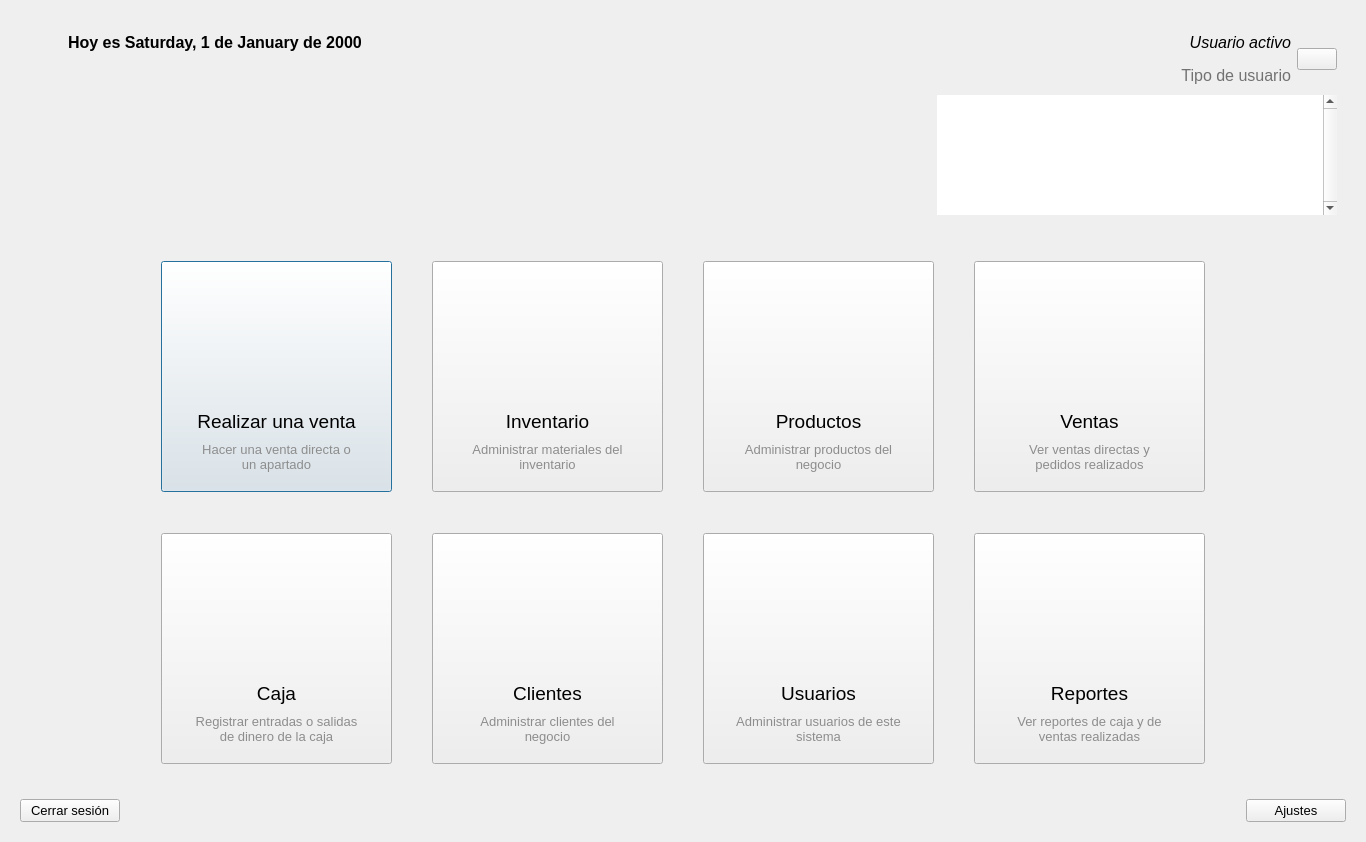
The window that designer/Ui_Home.ui (ivanperez-7/printpos) describes before a commit, drawn with Qt 5.
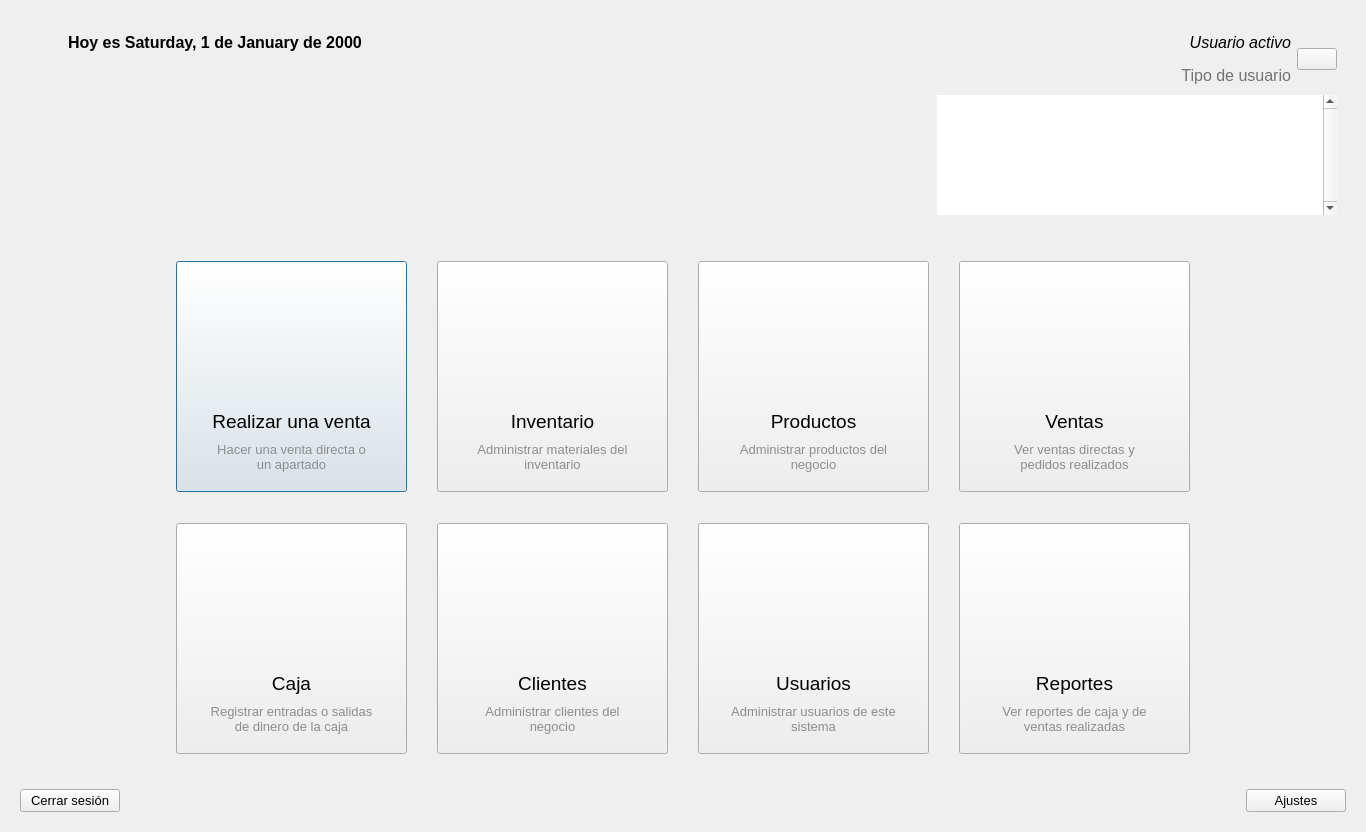
The same window after the commit. Icons and pictures are not drawn. Custom widgets are drawn as their Qt base class.

```diff
--- a/designer/Ui_Home.ui
+++ b/designer/Ui_Home.ui
@@ -7,7 +7,7 @@
     <x>0</x>
     <y>0</y>
     <width>1366</width>
-    <height>842</height>
+    <height>832</height>
    </rect>
   </property>
   <layout class="QVBoxLayout" name="verticalLayout">
@@ -292,18 +292,15 @@
        <verstretch>0</verstretch>
       </sizepolicy>
      </property>
-     <property name="styleSheet">
-      <string notr="true">QFrame {border: none}</string>
-     </property>
-     <property name="frameShape">
-      <enum>QFrame::StyledPanel</enum>
-     </property>
-     <property name="frameShadow">
-      <enum>QFrame::Raised</enum>
-     </property>
      <layout class="QGridLayout" name="gridLayout_2">
+      <property name="leftMargin">
+       <number>0</number>
+      </property>
+      <property name="rightMargin">
+       <number>0</number>
+      </property>
       <property name="spacing">
-       <number>40</number>
+       <number>30</number>
       </property>
       <item row="0" column="0" alignment="Qt::AlignHCenter|Qt::AlignVCenter">
        <widget class="QFrame" name="frameCrearVenta">
```
Left out of the diff: 1 changed line with no effect on the pictures.
